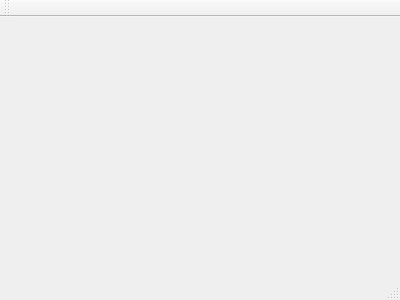
Old version of the form mainwindow.ui in the repository chmod-sorind/QTCesarCipher.
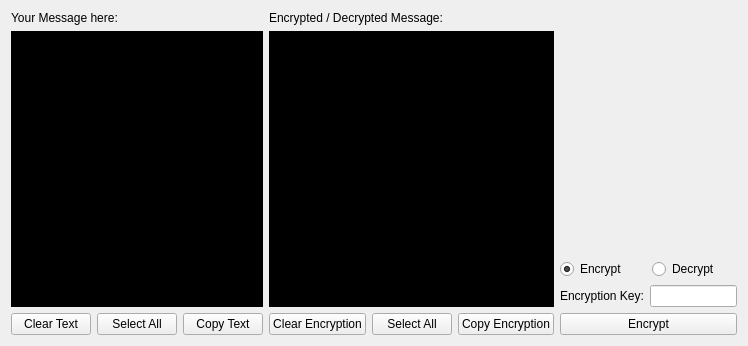
New version of the form.

What changed in the file:
```diff
--- a/mainwindow.ui
+++ b/mainwindow.ui
@@ -1,24 +1,195 @@
 <ui version="4.0">
  <class>MainWindow</class>
- <widget class="QMainWindow" name="MainWindow" >
-  <property name="geometry" >
+ <widget class="QMainWindow" name="MainWindow">
+  <property name="geometry">
    <rect>
     <x>0</x>
     <y>0</y>
-    <width>400</width>
-    <height>300</height>
+    <width>748</width>
+    <height>346</height>
    </rect>
   </property>
   <property name="windowTitle" >
    <string>MainWindow</string>
   </property>
-  <widget class="QMenuBar" name="menuBar" />
-  <widget class="QToolBar" name="mainToolBar" />
-  <widget class="QWidget" name="centralWidget" />
-  <widget class="QStatusBar" name="statusBar" />
+  <widget class="QWidget" name="centralWidget">
+   <layout class="QGridLayout" name="gridLayout">
+    <item row="2" column="1">
+     <layout class="QVBoxLayout" name="verticalLayout_2">
+      <item>
+       <widget class="QLabel" name="label_3">
+        <property name="text">
+         <string>Encrypted / Decrypted Message:</string>
+        </property>
+       </widget>
+      </item>
+      <item>
+       <widget class="QPlainTextEdit" name="plainTextEdit_processed">
+        <property name="cursor" stdset="0">
+         <cursorShape>IBeamCursor</cursorShape>
+        </property>
+        <property name="styleSheet">
+         <string notr="true">background-color: rgb(0, 0, 0);
+font: 9pt &quot;Consolas&quot;;
+color: rgb(0, 255, 0);</string>
+        </property>
+       </widget>
+      </item>
+      <item>
+       <layout class="QHBoxLayout" name="horizontalLayout">
+        <item>
+         <widget class="QPushButton" name="clear_encrypted_button">
+          <property name="text">
+           <string>Clear Encryption</string>
+          </property>
+         </widget>
+        </item>
+        <item>
+         <widget class="QPushButton" name="select_all_encrypted_button">
+          <property name="text">
+           <string>Select All</string>
+          </property>
+         </widget>
+        </item>
+        <item>
+         <widget class="QPushButton" name="copy_encrypted_button">
+          <property name="text">
+           <string>Copy Encryption</string>
+          </property>
+         </widget>
+        </item>
+       </layout>
+      </item>
+     </layout>
+    </item>
+    <item row="2" column="0">
+     <layout class="QVBoxLayout" name="verticalLayout_3">
+      <item>
+       <widget class="QLabel" name="label_2">
+        <property name="text">
+         <string>Your Message here:</string>
+        </property>
+       </widget>
+      </item>
+      <item>
+       <widget class="QPlainTextEdit" name="plainTextEdit_insrted">
+        <property name="cursor" stdset="0">
+         <cursorShape>IBeamCursor</cursorShape>
+        </property>
+        <property name="styleSheet">
+         <string notr="true">background-color: rgb(0, 0, 0);
+font: 9pt &quot;Consolas&quot;;
+color: rgb(0, 255, 0);</string>
+        </property>
+       </widget>
+      </item>
+      <item>
+       <layout class="QHBoxLayout" name="horizontalLayout_6">
+        <item>
+         <widget class="QPushButton" name="clear_inserted_button">
+          <property name="text">
+           <string>Clear Text</string>
+          </property>
+         </widget>
+        </item>
+        <item>
+         <widget class="QPushButton" name="select_all_text_button">
+          <property name="text">
+           <string>Select All</string>
+          </property>
+         </widget>
+        </item>
+        <item>
+         <widget class="QPushButton" name="copy_text_button">
+          <property name="text">
+           <string>Copy Text</string>
+          </property>
+         </widget>
+        </item>
+       </layout>
+      </item>
+     </layout>
+    </item>
+    <item row="2" column="2">
+     <layout class="QVBoxLayout" name="verticalLayout">
+      <item>
+       <spacer name="verticalSpacer">
+        <property name="orientation">
+         <enum>Qt::Vertical</enum>
+        </property>
+        <property name="sizeHint" stdset="0">
+         <size>
+          <width>20</width>
+          <height>40</height>
+         </size>
+        </property>
+       </spacer>
+      </item>
+      <item>
+       <layout class="QHBoxLayout" name="horizontalLayout_4">
+        <item>
+         <widget class="QRadioButton" name="radioButton_encrypt">
+          <property name="text">
+           <string>Encrypt</string>
+          </property>
+          <property name="checked">
+           <bool>true</bool>
+          </property>
+         </widget>
+        </item>
+        <item>
+         <widget class="QRadioButton" name="radioButton_decrypt">
+          <property name="text">
+           <string>Decrypt</string>
+          </property>
+         </widget>
+        </item>
+       </layout>
+      </item>
+      <item>
+       <layout class="QHBoxLayout" name="horizontalLayout_3">
+        <item>
+         <widget class="QLabel" name="label_key">
+          <property name="sizePolicy">
+           <sizepolicy hsizetype="Preferred" vsizetype="Maximum">
+            <horstretch>0</horstretch>
+            <verstretch>0</verstretch>
+           </sizepolicy>
+          </property>
+          <property name="text">
+           <string>Encryption Key:</string>
+          </property>
+         </widget>
+        </item>
+        <item>
+         <widget class="QLineEdit" name="lineEdit_encryption_key"/>
+        </item>
+       </layout>
+      </item>
+      <item>
+       <widget class="QPushButton" name="ed_button">
+        <property name="text">
+         <string>Encrypt</string>
+        </property>
+       </widget>
+      </item>
+     </layout>
+    </item>
+   </layout>
+  </widget>
  </widget>
- <layoutDefault spacing="6" margin="11" />
- <pixmapfunction></pixmapfunction>
+ <layoutdefault spacing="6" margin="11"/>
+ <tabstops>
+  <tabstop>plainTextEdit_insrted</tabstop>
+  <tabstop>copy_encrypted_button</tabstop>
+  <tabstop>clear_inserted_button</tabstop>
+  <tabstop>copy_text_button</tabstop>
+  <tabstop>clear_encrypted_button</tabstop>
+  <tabstop>radioButton_decrypt</tabstop>
+  <tabstop>lineEdit_encryption_key</tabstop>
+  <tabstop>plainTextEdit_processed</tabstop>
+  <tabstop>radioButton_encrypt</tabstop>
+ </tabstops>
  <resources/>
  <connections/>
 </ui>
```
Left out of the diff: 104 changed lines with no effect on the pictures.
